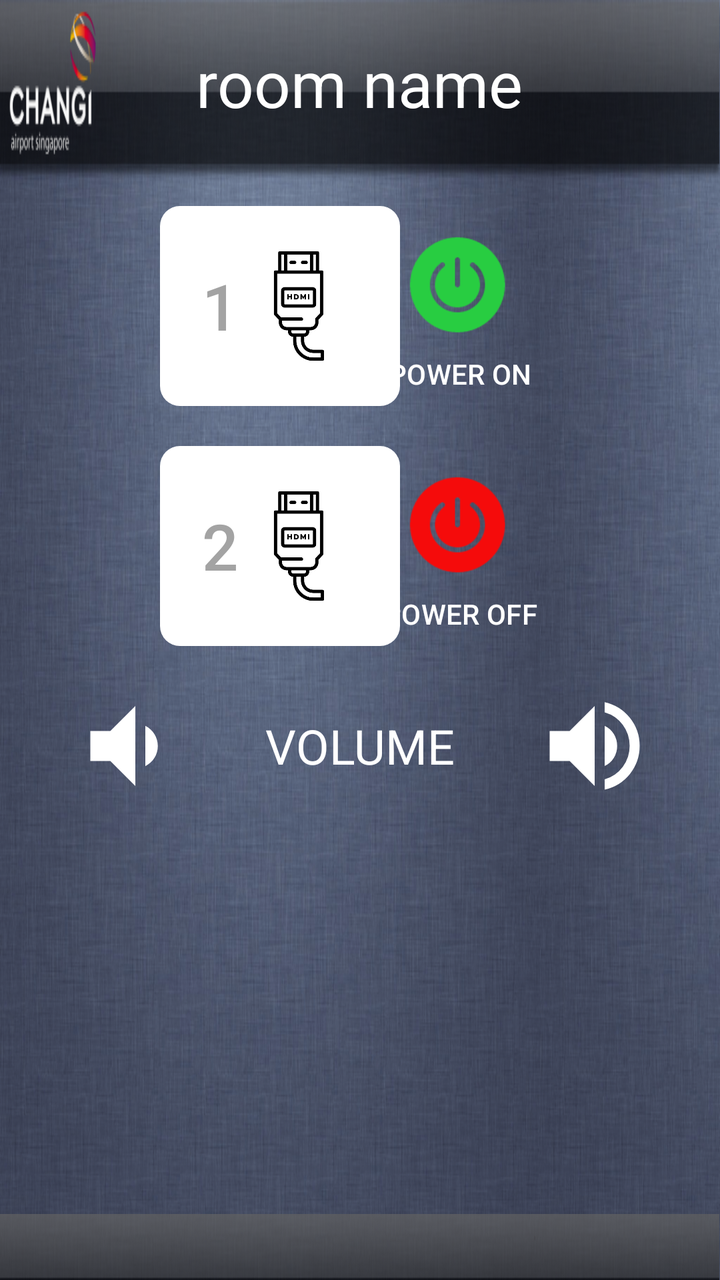
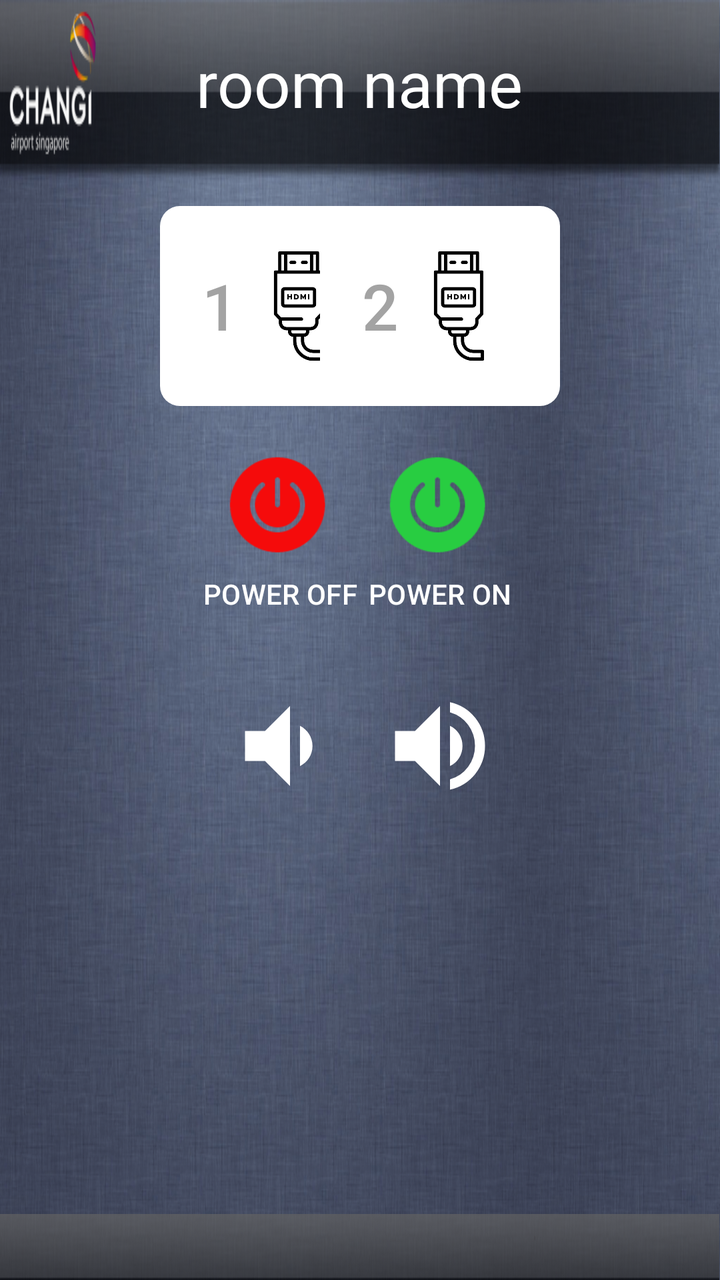

Compare the two renders of this Android layout. The source of the first and the diff that turns it into the second are given below.
<!-- AndroidManifest.xml: application theme Theme.CAGApp -->
<!-- res/layout/fragment_control_screen.xml -->
<?xml version="1.0" encoding="utf-8"?>
<androidx.constraintlayout.widget.ConstraintLayout xmlns:android="http://schemas.android.com/apk/res/android"
    xmlns:tools="http://schemas.android.com/tools"
    android:layout_width="match_parent"
    android:layout_height="match_parent"
    xmlns:app="http://schemas.android.com/apk/res-auto"
    tools:context=".fragments.ControlScreen">

    
    <LinearLayout
        android:id="@+id/header"
        android:layout_width="match_parent"
        android:layout_height="83dp"
        android:orientation="horizontal"
        android:gravity="center"
        app:layout_constraintTop_toTopOf="parent"
        android:background="@drawable/header_bg" >

        <TextView
            android:id="@+id/room_name_tv"
            android:layout_height="wrap_content"
            android:layout_width="wrap_content"
            android:text="room name"
            android:textSize="32sp"
            android:textColor="@color/white"
            android:textAlignment="center"  />
    </LinearLayout>

    

    <androidx.constraintlayout.widget.ConstraintLayout
        android:id="@+id/body"
        android:layout_width="0dp"
        android:layout_height="0dp"
        android:background="@drawable/body_texture"
        app:layout_constraintBottom_toTopOf="@id/footer"
        app:layout_constraintEnd_toEndOf="parent"
        app:layout_constraintHorizontal_bias="0.0"
        app:layout_constraintStart_toStartOf="parent"
        app:layout_constraintTop_toBottomOf="@id/header"
        app:layout_constraintVertical_bias="0.0">

        <com.google.android.material.button.MaterialButton
            android:id="@+id/btn_usb_1"
            style="@style/source_button"
            android:layout_width="120dp"
            android:layout_height="100dp"
            android:layout_marginStart="80dp"
            android:layout_marginTop="20dp"
            android:text="@string/num1"
            android:textColor="@color/dirty_white"
            android:textSize="32sp"

            app:layout_constraintStart_toStartOf="parent"
            app:layout_constraintTop_toTopOf="parent" />

        <com.google.android.material.button.MaterialButton
            android:id="@+id/btn_usb_2"
            style="@style/source_button"
            android:layout_width="120dp"
            android:layout_height="100dp"
            android:layout_marginTop="20dp"
            android:text="@string/num2"
            android:textColor="@color/dirty_white"
            android:textSize="32sp"
            app:layout_constraintStart_toStartOf="@id/btn_usb_1"
            app:layout_constraintTop_toBottomOf="@id/btn_usb_1" />

        <com.google.android.material.button.MaterialButton
            android:id="@+id/btn_power_off"
            style="@style/power_button"
            android:layout_width="100dp"
            android:layout_height="100dp"
            android:layout_marginEnd="80dp"
            android:text="@string/power_off"
            android:textAllCaps="true"
            android:paddingTop="0dp"
            app:backgroundTint="@android:color/transparent"
            app:icon="@drawable/pwr_off"
            app:iconGravity="textTop"
            app:iconPadding="8dp"
            app:layout_constraintEnd_toEndOf="parent"
            app:layout_constraintTop_toTopOf="@id/btn_usb_2" />

        <com.google.android.material.button.MaterialButton
            android:id="@+id/btn_power_on"
            style="@style/power_button"
            android:layout_width="100dp"
            android:layout_height="100dp"
            android:layout_marginEnd="80dp"
            android:text="@string/power_on"
            android:textAllCaps="true"
            android:paddingTop="0dp"
            app:backgroundTint="@android:color/transparent"
            app:icon="@drawable/pwr_on"
            app:iconGravity="textTop"
            app:iconPadding="8dp"
            app:layout_constraintEnd_toEndOf="parent"
            app:layout_constraintTop_toTopOf="@id/btn_usb_1" />

        <LinearLayout
            android:id="@+id/layout_volume"
            android:layout_width="wrap_content"
            android:layout_height="wrap_content"
            android:gravity="center_vertical"
            android:orientation="horizontal"
            app:layout_constraintEnd_toEndOf="parent"
            app:layout_constraintStart_toStartOf="parent"
            app:layout_constraintTop_toBottomOf="@id/btn_usb_2">

            <com.google.android.material.button.MaterialButton
                android:id="@+id/btn_vol_down"
                style="@style/power_button"
                android:layout_width="100dp"
                android:layout_height="100dp"
                app:backgroundTint="@android:color/transparent"
                app:icon="@drawable/volume_down"
                app:iconGravity="textStart"
                app:iconPadding="0dp" />

            <TextView
                android:layout_width="wrap_content"
                android:layout_height="wrap_content"
                android:layout_marginHorizontal="20dp"
                android:text="@string/volume"
                android:textAllCaps="true"
                android:textColor="@color/white"
                android:textSize="24sp" />

            <com.google.android.material.button.MaterialButton
                android:id="@+id/btn_vol_up"
                style="@style/power_button"
                android:layout_width="100dp"
                android:layout_height="100dp"
                app:backgroundTint="@android:color/transparent"
                app:icon="@drawable/volume_up"
                app:iconGravity="textStart"
                app:iconPadding="0dp" />
        </LinearLayout>

    </androidx.constraintlayout.widget.ConstraintLayout>

    
    <View
        android:id="@+id/footer"
        android:layout_width="0dp"
        android:layout_height="33dp"
        app:layout_constraintStart_toStartOf="parent"
        app:layout_constraintBottom_toBottomOf="parent"
        app:layout_constraintEnd_toEndOf="parent"
        android:background="@drawable/footer_bg" />

    
    <androidx.constraintlayout.widget.ConstraintLayout
        android:id="@+id/layoutWarmup"
        android:layout_width="match_parent"
        android:layout_height="match_parent"
        android:background="#E6FFFFFF"
        android:clickable="true"
        android:focusable="true"
        android:visibility="gone">

        <ProgressBar
            android:id="@+id/warmupProgress"
            android:layout_width="100dp"
            android:layout_height="100dp"
            app:layout_constraintBottom_toTopOf="@+id/txtWarmupMessage"
            app:layout_constraintEnd_toEndOf="parent"
            app:layout_constraintStart_toStartOf="parent"
            app:layout_constraintTop_toTopOf="parent"
            app:layout_constraintVertical_chainStyle="packed" />

        <TextView
            android:id="@+id/txtWarmupMessage"
            android:layout_width="wrap_content"
            android:layout_height="wrap_content"
            android:layout_marginTop="16dp"
            android:text="@string/please_wait"
            android:textColor="@android:color/black"
            android:textSize="28sp"
            android:textStyle="bold"
            app:layout_constraintBottom_toTopOf="@+id/txtWarmupCountdown"
            app:layout_constraintEnd_toEndOf="parent"
            app:layout_constraintStart_toStartOf="parent"
            app:layout_constraintTop_toBottomOf="@+id/warmupProgress" />

        <TextView
            android:id="@+id/txtWarmupCountdown"
            android:layout_width="wrap_content"
            android:layout_height="wrap_content"
            android:layout_marginTop="8dp"
            android:text="30s"
            android:textColor="@android:color/darker_gray"
            android:textSize="20sp"
            app:layout_constraintBottom_toBottomOf="parent"
            app:layout_constraintEnd_toEndOf="parent"
            app:layout_constraintStart_toStartOf="parent"
            app:layout_constraintTop_toBottomOf="@+id/txtWarmupMessage" />

    </androidx.constraintlayout.widget.ConstraintLayout>


</androidx.constraintlayout.widget.ConstraintLayout>
<!-- resources referenced by this layout -->
<resources>
  <color name="dirty_white">#A3A3A3</color>
  <color name="white">#FFFFFFFF</color>
  <!-- drawable body_texture (drawable) -->
  <?xml version="1.0" encoding="utf-8"?>
  <bitmap xmlns:android="http://schemas.android.com/apk/res/android"
      android:src="@drawable/body_texture_bg"
      android:tileMode="disabled"
      android:dither="true" />
  <!-- drawable footer_bg: png bitmap (drawable, 30043 bytes) -->
  <!-- drawable header_bg: png bitmap (drawable, 88553 bytes) -->
  <!-- drawable pwr_off: png bitmap (drawable, 2699 bytes) -->
  <!-- drawable pwr_on: png bitmap (drawable, 2680 bytes) -->
  <!-- drawable volume_down (drawable) -->
  <vector xmlns:android="http://schemas.android.com/apk/res/android" android:autoMirrored="true" android:height="24dp" android:tint="#FFFFFF" android:viewportHeight="24" android:viewportWidth="24" android:width="24dp">
        
      <path android:fillColor="@android:color/white" android:pathData="M18.5,12c0,-1.77 -1.02,-3.29 -2.5,-4.03v8.05c1.48,-0.73 2.5,-2.25 2.5,-4.02zM5,9v6h4l5,5V4L9,9H5z"/>
      
  </vector>
  <!-- drawable volume_up (drawable) -->
  <vector xmlns:android="http://schemas.android.com/apk/res/android"
      android:width="24dp"
      android:height="24dp"
      android:viewportWidth="960"
      android:viewportHeight="960"
      android:tint="?attr/colorControlNormal"
      android:autoMirrored="true">
    <path
        android:fillColor="@android:color/white"
        android:pathData="M560,829L560,747Q650,721 705,647Q760,573 760,479Q760,385 705,311Q650,237 560,211L560,129Q684,157 762,254.5Q840,352 840,479Q840,606 762,703.5Q684,801 560,829ZM120,600L120,360L280,360L480,160L480,800L280,600L120,600ZM560,640L560,318Q607,340 633.5,384Q660,428 660,480Q660,531 633.5,574.5Q607,618 560,640Z"/>
  </vector>
  <string name="num1">1</string>
  <string name="num2">2</string>
  <string name="please_wait">Please wait ...</string>
  <string name="power_off">power off</string>
  <string name="power_on">power on</string>
  <string name="volume">volume</string>
  <style name="power_button">
          <item name="cornerRadius">10dp</item>
          <item name="iconSize">60dp</item>&gt;
          <item name="iconTint">@null</item>
          <item name="android:insetLeft">0dp</item>
          <item name="android:insetTop">0dp</item>
          <item name="android:insetRight">0dp</item>
          <item name="android:insetBottom">0dp</item>
          <item name="android:padding">0dp</item>
          <item name="minWidth">0dp</item>
          <item name="minHeight">0dp</item>
      </style>
  <style name="source_button">
          <item name="cornerRadius">10dp</item>
          <item name="backgroundTint">#FFFFFF</item>
          <item name="icon">@drawable/hdmi</item>
          <item name="iconGravity">textEnd</item>
          <item name="iconPadding">0dp</item>
          <item name="iconSize">60dp</item>&gt;
          <item name="iconTint">@null</item>
          <item name="android:insetLeft">0dp</item>
          <item name="android:insetTop">0dp</item>
          <item name="android:insetRight">0dp</item>
          <item name="android:insetBottom">0dp</item>
          <item name="android:padding">5dp</item>
          <item name="minWidth">0dp</item>
          <item name="minHeight">0dp</item>
  
      </style>
  <style name="Theme.CAGApp" parent="Base.Theme.CAGApp" />
  <!-- drawable body_texture_bg: png bitmap (drawable, 1019559 bytes) -->
  <!-- drawable hdmi: png bitmap (drawable, 8675 bytes) -->
  <style name="Base.Theme.CAGApp" parent="Theme.Material3.DayNight.NoActionBar">
          
          
      </style>
</resources>

<!-- the commit's change to res/layout/fragment_control_screen.xml (unified diff, before → after) -->
@@ -59,19 +59,19 @@
             style="@style/source_button"
             android:layout_width="120dp"
             android:layout_height="100dp"
-            android:layout_marginTop="20dp"
+            android:layout_marginEnd="80dp"
             android:text="@string/num2"
             android:textColor="@color/dirty_white"
             android:textSize="32sp"
-            app:layout_constraintStart_toStartOf="@id/btn_usb_1"
-            app:layout_constraintTop_toBottomOf="@id/btn_usb_1" />
+            app:layout_constraintEnd_toEndOf="parent"
+            app:layout_constraintTop_toTopOf="@id/btn_usb_1" />
 
         <com.google.android.material.button.MaterialButton
             android:id="@+id/btn_power_off"
             style="@style/power_button"
-            android:layout_width="100dp"
-            android:layout_height="100dp"
-            android:layout_marginEnd="80dp"
+            android:layout_width="120dp"
+            android:layout_height="100dp"
+            android:layout_marginTop="10dp"
             android:text="@string/power_off"
             android:textAllCaps="true"
             android:paddingTop="0dp"
@@ -79,13 +79,13 @@
             app:icon="@drawable/pwr_off"
             app:iconGravity="textTop"
             app:iconPadding="8dp"
-            app:layout_constraintEnd_toEndOf="parent"
-            app:layout_constraintTop_toTopOf="@id/btn_usb_2" />
+            app:layout_constraintStart_toStartOf="@id/btn_usb_1"
+            app:layout_constraintTop_toBottomOf="@id/btn_usb_1" />
 
         <com.google.android.material.button.MaterialButton
             android:id="@+id/btn_power_on"
             style="@style/power_button"
-            android:layout_width="100dp"
+            android:layout_width="120dp"
             android:layout_height="100dp"
             android:layout_marginEnd="80dp"
             android:text="@string/power_on"
@@ -96,47 +96,47 @@
             app:iconGravity="textTop"
             app:iconPadding="8dp"
             app:layout_constraintEnd_toEndOf="parent"
-            app:layout_constraintTop_toTopOf="@id/btn_usb_1" />
-
-        <LinearLayout
-            android:id="@+id/layout_volume"
-            android:layout_width="wrap_content"
-            android:layout_height="wrap_content"
-            android:gravity="center_vertical"
-            android:orientation="horizontal"
-            app:layout_constraintEnd_toEndOf="parent"
-            app:layout_constraintStart_toStartOf="parent"
-            app:layout_constraintTop_toBottomOf="@id/btn_usb_2">
-
-            <com.google.android.material.button.MaterialButton
-                android:id="@+id/btn_vol_down"
-                style="@style/power_button"
-                android:layout_width="100dp"
-                android:layout_height="100dp"
-                app:backgroundTint="@android:color/transparent"
-                app:icon="@drawable/volume_down"
-                app:iconGravity="textStart"
-                app:iconPadding="0dp" />
-
-            <TextView
-                android:layout_width="wrap_content"
-                android:layout_height="wrap_content"
-                android:layout_marginHorizontal="20dp"
-                android:text="@string/volume"
-                android:textAllCaps="true"
-                android:textColor="@color/white"
-                android:textSize="24sp" />
-
-            <com.google.android.material.button.MaterialButton
-                android:id="@+id/btn_vol_up"
-                style="@style/power_button"
-                android:layout_width="100dp"
-                android:layout_height="100dp"
-                app:backgroundTint="@android:color/transparent"
-                app:icon="@drawable/volume_up"
-                app:iconGravity="textStart"
-                app:iconPadding="0dp" />
-        </LinearLayout>
+            app:layout_constraintTop_toTopOf="@id/btn_power_off" />
+
+        <com.google.android.material.button.MaterialButton
+            android:id="@+id/btn_vol_down"
+            style="@style/power_button"
+            android:layout_width="120dp"
+            android:layout_height="100dp"
+            android:layout_marginTop="10dp"
+            app:backgroundTint="@android:color/transparent"
+            app:icon="@drawable/volume_down"
+            app:iconGravity="textStart"
+            app:iconPadding="0dp"
+            app:layout_constraintStart_toStartOf="@id/btn_power_off"
+            app:layout_constraintTop_toBottomOf="@id/btn_power_off" />
+
+        <com.google.android.material.button.MaterialButton
+            android:id="@+id/btn_vol_up"
+            style="@style/power_button"
+            android:layout_width="120dp"
+            android:layout_height="100dp"
+            android:layout_marginEnd="80dp"
+            app:backgroundTint="@android:color/transparent"
+            app:icon="@drawable/volume_up"
+            app:iconGravity="textStart"
+            app:iconPadding="0dp"
+            app:layout_constraintEnd_toEndOf="parent"
+            app:layout_constraintTop_toTopOf="@id/btn_vol_down"/>
+
+        <TextView
+            android:id="@+id/volume_tv"
+            android:layout_width="wrap_content"
+            android:layout_height="wrap_content"
+            android:text="@string/volume"
+            android:textAllCaps="true"
+            android:textColor="@color/white"
+            android:textSize="16sp"
+            app:layout_constraintStart_toEndOf="@id/btn_vol_down"
+            app:layout_constraintEnd_toStartOf="@+id/btn_vol_up"
+            app:layout_constraintTop_toTopOf="@+id/btn_vol_down"
+            app:layout_constraintBottom_toBottomOf="@id/btn_vol_down"/>
+
 
     </androidx.constraintlayout.widget.ConstraintLayout>
 
